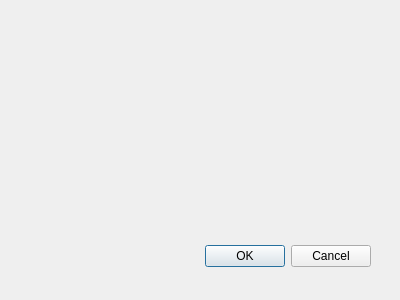
The window that place_marker_dialog_base.ui (jrenken/qgis-PlaceMarker) describes before a commit, drawn with Qt 5.
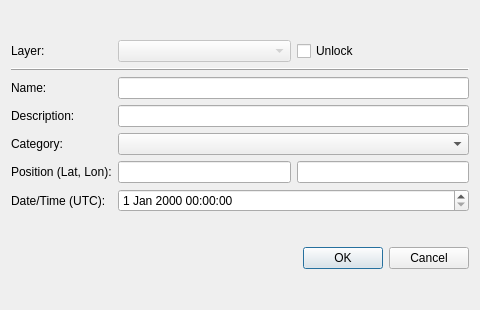
The same window after the commit. Custom widgets are drawn as their Qt base class.

Commit message: pupulate dialog remove pyc files

```diff
--- a/place_marker_dialog_base.ui
+++ b/place_marker_dialog_base.ui
@@ -1,34 +1,140 @@
 <ui version="4.0" >
  <class>PlaceMarkerDialogBase</class>
- <widget class="QDialog" name="PlaceMarkerDialogBase" >
-  <property name="geometry" >
+ <widget class="QDialog" name="PlaceMarkerDialogBase">
+  <property name="geometry">
    <rect>
     <x>0</x>
     <y>0</y>
-    <width>400</width>
-    <height>300</height>
+    <width>480</width>
+    <height>310</height>
    </rect>
   </property>
   <property name="windowTitle" >
    <string>Place Marker</string>
   </property>
-  <widget class="QDialogButtonBox" name="button_box" >
-   <property name="geometry" >
-    <rect>
-     <x>30</x>
-     <y>240</y>
-     <width>341</width>
-     <height>32</height>
-    </rect>
-   </property>
-   <property name="orientation" >
-    <enum>Qt::Horizontal</enum>
-   </property>
-   <property name="standardButtons" >
-    <set>QDialogButtonBox::Cancel|QDialogButtonBox::Ok</set>
-   </property>
-  </widget>
+  <layout class="QVBoxLayout" name="verticalLayout">
+   <item>
+    <layout class="QGridLayout" name="gridLayout">
+     <item row="6" column="0">
+      <widget class="QLabel" name="label_4">
+       <property name="text">
+        <string>Position (Lat, Lon):</string>
+       </property>
+      </widget>
+     </item>
+     <item row="6" column="2">
+      <widget class="QLineEdit" name="lineEditLon"/>
+     </item>
+     <item row="1" column="0">
+      <widget class="QLabel" name="label_6">
+       <property name="text">
+        <string>Layer:</string>
+       </property>
+      </widget>
+     </item>
+     <item row="7" column="1" colspan="2">
+      <widget class="QgsDateTimeEdit" name="mDateTimeEdit">
+       <property name="timeSpec">
+        <enum>Qt::UTC</enum>
+       </property>
+       <property name="allowNull">
+        <bool>false</bool>
+       </property>
+      </widget>
+     </item>
+     <item row="6" column="1">
+      <widget class="QLineEdit" name="lineEditLat"/>
+     </item>
+     <item row="5" column="1" colspan="2">
+      <widget class="QComboBox" name="comboBoxCategory"/>
+     </item>
+     <item row="3" column="0">
+      <widget class="QLabel" name="label">
+       <property name="text">
+        <string>Name:</string>
+       </property>
+      </widget>
+     </item>
+     <item row="4" column="0">
+      <widget class="QLabel" name="label_2">
+       <property name="text">
+        <string>Description:</string>
+       </property>
+      </widget>
+     </item>
+     <item row="5" column="0">
+      <widget class="QLabel" name="label_3">
+       <property name="text">
+        <string>Category:</string>
+       </property>
+      </widget>
+     </item>
+     <item row="7" column="0">
+      <widget class="QLabel" name="label_5">
+       <property name="text">
+        <string>Date/Time (UTC):</string>
+       </property>
+      </widget>
+     </item>
+     <item row="4" column="1" colspan="2">
+      <widget class="QLineEdit" name="lineEditDescription"/>
+     </item>
+     <item row="3" column="1" colspan="2">
+      <widget class="QLineEdit" name="lineEditName"/>
+     </item>
+     <item row="1" column="2">
+      <widget class="QCheckBox" name="checkBoxUnlockLayer">
+       <property name="text">
+        <string>Unlock</string>
+       </property>
+      </widget>
+     </item>
+     <item row="1" column="1">
+      <widget class="QgsMapLayerComboBox" name="mMapLayerComboBox">
+       <property name="enabled">
+        <bool>false</bool>
+       </property>
+       <property name="filters">
+        <set>QgsMapLayerProxyModel::PointLayer</set>
+       </property>
+      </widget>
+     </item>
+     <item row="2" column="0" colspan="3">
+      <widget class="QFrame" name="frame">
+       <property name="frameShape">
+        <enum>QFrame::HLine</enum>
+       </property>
+       <property name="frameShadow">
+        <enum>QFrame::Raised</enum>
+       </property>
+      </widget>
+     </item>
+    </layout>
+   </item>
+   <item>
+    <widget class="QDialogButtonBox" name="button_box">
+     <property name="orientation">
+      <enum>Qt::Horizontal</enum>
+     </property>
+     <property name="standardButtons">
+      <set>QDialogButtonBox::Cancel|QDialogButtonBox::Ok</set>
+     </property>
+    </widget>
+   </item>
+  </layout>
  </widget>
+ <customwidgets>
+  <customwidget>
+   <class>QgsDateTimeEdit</class>
+   <extends>QDateTimeEdit</extends>
+   <header>qgsdatetimeedit.h</header>
+  </customwidget>
+  <customwidget>
+   <class>QgsMapLayerComboBox</class>
+   <extends>QComboBox</extends>
+   <header>qgsmaplayercombobox.h</header>
+  </customwidget>
+ </customwidgets>
  <resources/>
  <connections>
   <connection>
```
Left out of the diff: 47 changed lines with no effect on the pictures. The commit also changes 4 other files.
